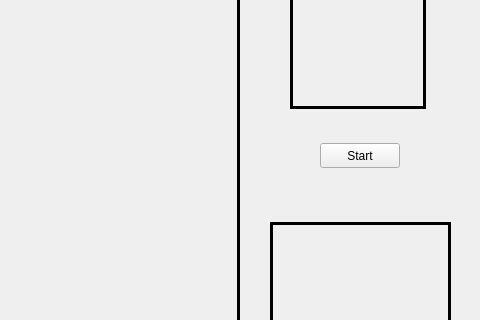
Before: the Qt Designer form src/mainfrm.ui in divtec-cejef/2020-JCO-Tetris, drawn with Qt 5; both pictures show x 120 to 600 and y 147 to 467 of the 600 by 700 pixel window.
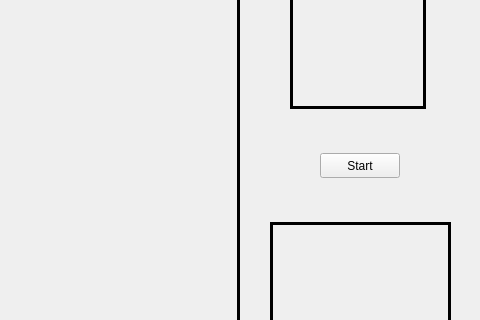
After: the same form once the commit is applied. Custom widgets are drawn as their Qt base class.

Diff of the .ui file:
```diff
--- a/src/mainfrm.ui
+++ b/src/mainfrm.ui
@@ -114,7 +114,7 @@
    <property name="geometry">
     <rect>
      <x>440</x>
-     <y>290</y>
+     <y>300</y>
      <width>80</width>
      <height>25</height>
     </rect>
```
